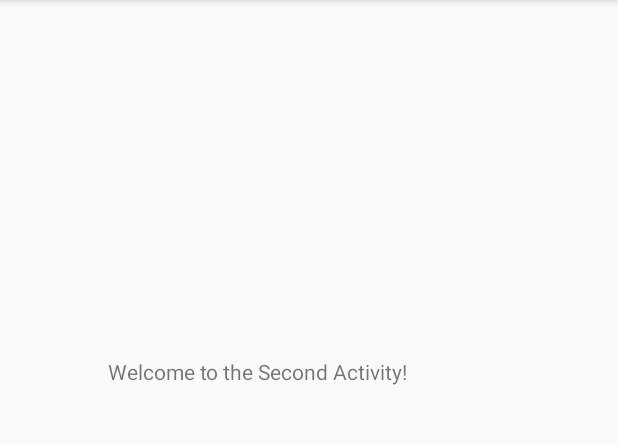
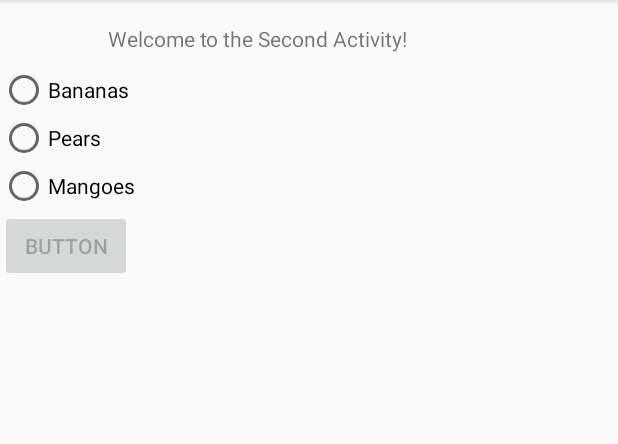
Before and after one commit to christophrrb/KotlinHelloWorld, an Android app: the SecondActivity screen opened directly, with no data from a screen before it, on a phone screen of 412 x 824 dp, the part 84-528 px from its top. Run offline under Robolectric (Android 15) with nearby library versions, the light colour scheme and no system bars; 1 statement that could not run was skipped.

Commit message:
Can you say radio buttons! Glory to God. Also, there is a button that enables itself once one of the radio buttons is checked, but as it says, it doesn't do anything... yet 🙂.

```diff
--- a/app/src/main/java/com/example/christophrrb/kotlinhelloworld/SecondActivity.kt
+++ b/app/src/main/java/com/example/christophrrb/kotlinhelloworld/SecondActivity.kt
@@ -4,8 +4,10 @@ import android.support.v7.app.AppCompatActivity
 import android.os.Bundle
 import android.app.Activity
 import android.content.Intent
+import android.widget.RadioGroup
 import com.example.christophrrb.kotlinhelloworld.R
 import kotlinx.android.synthetic.main.activity_second.*
+import org.jetbrains.anko.*
 
 class SecondActivity : AppCompatActivity() {
 
@@ -16,6 +18,33 @@ class SecondActivity : AppCompatActivity() {
         val intent: Intent = getIntent();
         var bundle: Bundle = intent.getExtras();
 
-        textView2.text = bundle.get("dato").toString() ?: "Couldn't receive text from previous activity."
+        textView2.text = bundle.get("dato").toString() ?: "Couldn't receive text from previous activity.";
+
+//        radioGroup.setOnCheckedChangeListener(object: RadioGroup.OnCheckedChangeListener() {
+//          fun onCheckedChange(group: RadioGroup, checkedId: Int) {
+//              if (checkedId == 1) {
+//                toast("Bananas!");
+//              } else if (checkedId == 2){
+//                    toast("Pears!");
+//              } else {
+//                    toast("Mangoes!");
+//              }
+//          }
+//        })
+
+        radioGroup.setOnCheckedChangeListener { group, checkedId ->
+            button5.setEnabled(true);
+            if (checkedId == R.id.bananas)  {
+                toast("Bananas!");
+            } else if (checkedId == R.id.pears){
+                toast("Pears!");
+            } else {
+                toast("Mangoes!")
+            }
+        }
+
+        button5.setOnClickListener {
+            toast("I don't do anything yet. \uD83D\uDE42");
+        }
     }
 }
--- a/app/src/main/res/layout/activity_second.xml
+++ b/app/src/main/res/layout/activity_second.xml
@@ -15,9 +15,10 @@
         android:id="@+id/textView"
         android:layout_width="wrap_content"
         android:layout_height="wrap_content"
+        android:text="@string/second_activity"
+        android:layout_alignParentTop="true"
         android:layout_centerHorizontal="true"
-        android:layout_centerVertical="true"
-        android:text="@string/second_activity" />
+        android:layout_marginTop="16dp" />
 
     <TextView
         android:id="@+id/textView2"
@@ -26,4 +27,46 @@
         android:layout_below="@+id/textView"
         android:layout_centerHorizontal="true"
         android:layout_marginTop="15dp" />
+
+    <RadioGroup
+
+        android:layout_marginTop="20dp"
+        android:layout_width="match_parent"
+        android:layout_height="wrap_content"
+        android:id="@+id/radioGroup">
+
+        <RadioButton
+            android:id="@+id/bananas"
+            android:layout_width="wrap_content"
+            android:layout_height="wrap_content"
+            android:layout_alignParentStart="true"
+            android:layout_below="@+id/textView2"
+            android:layout_marginTop="24dp"
+            android:text="@string/bananas" />
+
+        <RadioButton
+            android:id="@+id/pears"
+            android:layout_width="wrap_content"
+            android:layout_height="wrap_content"
+            android:layout_alignEnd="@+id/bananas"
+            android:layout_below="@+id/bananas"
+            android:text="@string/pears" />
+
+        <RadioButton
+            android:id="@+id/mangoes"
+            android:layout_width="wrap_content"
+            android:layout_height="wrap_content"
+            android:layout_alignEnd="@+id/pears"
+            android:layout_below="@+id/pears"
+            android:text="@string/mangoes" />
+
+        <Button
+            android:id="@+id/button5"
+            android:layout_width="wrap_content"
+            android:layout_height="wrap_content"
+            android:enabled="false"
+            android:gravity="center"
+            android:text="Button"
+            android:visibility="visible" />
+    </RadioGroup>
 </RelativeLayout>
--- a/app/src/main/res/values/strings.xml
+++ b/app/src/main/res/values/strings.xml
@@ -9,4 +9,7 @@
     <!--Second Activity-->
     <string name="second_activity">Welcome to the Second Activity!</string>
     <string name="alert">Alert</string>
+    <string name="bananas">Bananas</string>
+    <string name="pears">Pears</string>
+    <string name="mangoes">Mangoes</string>
 </resources>
```
